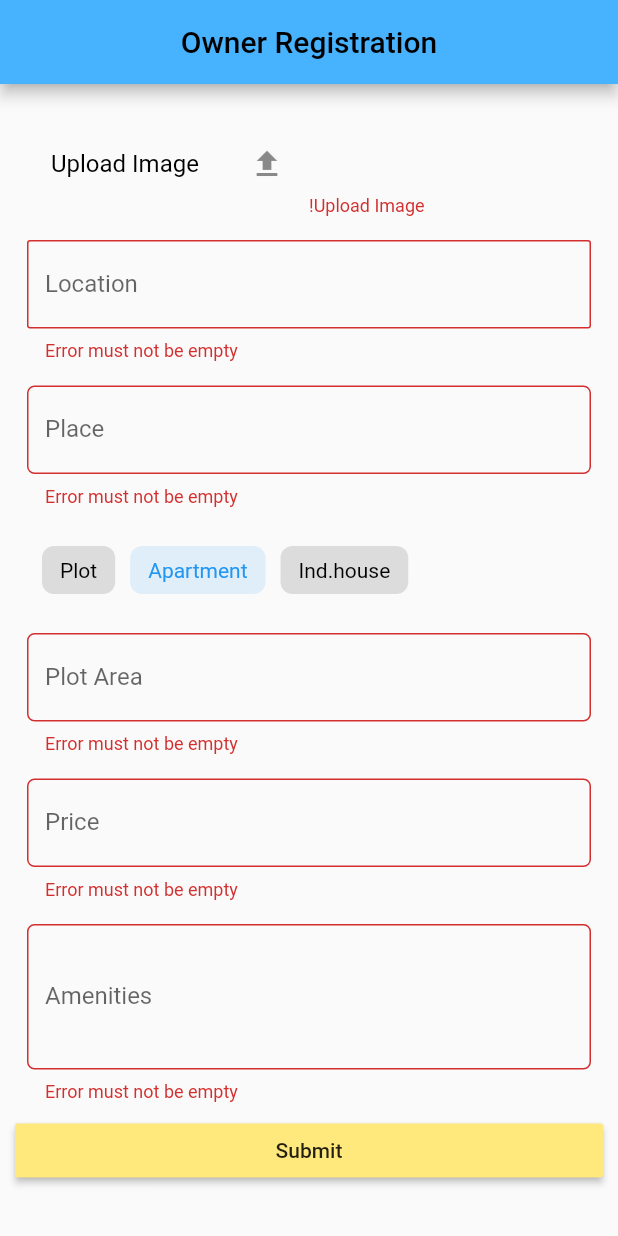
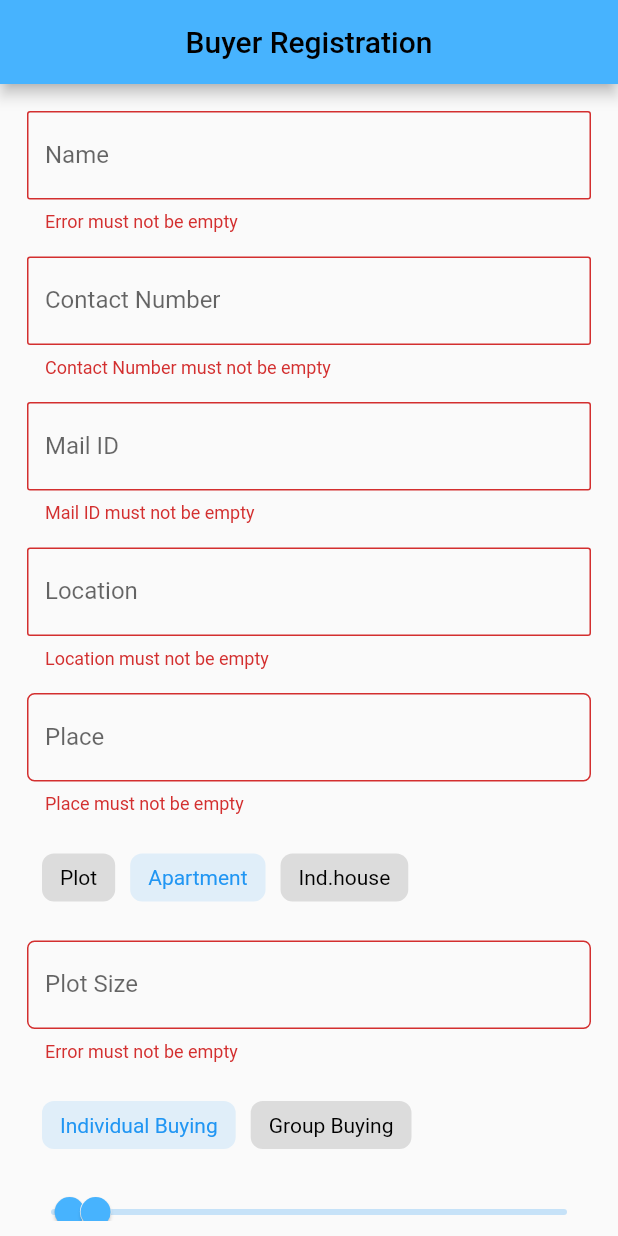
Before and after one commit to sandeepmaxpayne/realstate_app, a Flutter app: the screen it shows after launch, after a tap on "Submit", on a phone screen of 412 x 824 dp. Run offline on Flutter 3.47's test engine with Material 2 defaults, Android fonts, the phone set to English and light mode, and no system bars; drawn by our look-alikes of chips_choice; our stand-ins replace file_picker, firebase_auth, firebase_storage, google_fonts, modal_progress_hud, share; accounts and stored records are empty.

Commit message:
project updated

```diff
--- a/lib/main.dart
+++ b/lib/main.dart
@@ -1,7 +1,9 @@
 import 'package:flutter/material.dart';
 import 'package:real_estate/registration/signIn_page.dart';
 import 'package:real_estate/registration/signUp_page.dart';
+import 'package:real_estate/registration_forms/buyer_register.dart';
 import 'package:real_estate/registration_forms/owner_register.dart';
+import 'package:real_estate/registration_forms/realtor_register.dart';
 
 import 'home_page.dart';
 
@@ -18,14 +20,20 @@ class RealEstateApp extends StatelessWidget {
   @override
   Widget build(BuildContext context) {
     return MaterialApp(
-      theme: ThemeData(primaryColor: Color(0xFF47B3FE)),
+      theme: ThemeData(
+        primaryColor: Color(0xFF47B3FE),
+        accentColor: Color(0xFF47B3FE),
+        focusColor: Color(0xFF0084CA),
+      ),
       // initialRoute: LoginScreen.id,
-      home: OwnerRegister(),
+      home: BuyerRegister(),
       routes: {
         "LoginScreen": (context) => LoginScreen(),
         "SignUpScreen": (context) => SignUp(),
         "home": (context) => Home(),
         "OwnerReg": (context) => OwnerRegister(),
+        "BuyerReg": (context) => BuyerRegister(),
+        "RealtorReg": (context) => RealtorRegister(),
       },
     );
   }
--- a/lib/registration_forms/buyer_register.dart
+++ b/lib/registration_forms/buyer_register.dart
@@ -1,15 +1,13 @@
 import 'dart:io';
 
 import 'package:chips_choice/chips_choice.dart';
-import 'package:file_picker/file_picker.dart';
-import 'package:firebase_storage/firebase_storage.dart';
 import 'package:flutter/material.dart';
 import 'package:flutter/services.dart';
-import 'package:path/path.dart' as p;
 import 'package:modal_progress_hud/modal_progress_hud.dart';
+import 'package:real_estate/values/styles.dart';
 
 class BuyerRegister extends StatelessWidget {
-  static const id = 'OwnerReg';
+  static const id = 'BuyerReg';
 
   final formKey = GlobalKey<FormState>();
   @override
@@ -18,7 +16,7 @@ class BuyerRegister extends StatelessWidget {
       appBar: AppBar(
         backgroundColor: Theme.of(context).primaryColor,
         title: Text(
-          'Owner Registration',
+          'Buyer Registration',
           style: TextStyle(color: Colors.black),
         ),
         centerTitle: true,
@@ -59,53 +57,28 @@ class _BuildFormState extends State<BuildForm> {
   }
 
   bool progress = false;
-  int tag = 1;
-  File _imageFile;
 
+  int optionTag = 1;
+  int buyerTag = 0;
   List<String> options = ['Plot', 'Apartment', 'Ind.house'];
+  List<String> buyerType = ['Individual Buying', 'Group Buying'];
 
   String fileType = '';
   String fileName = '';
   String operationText = '';
   File file;
   bool isUploaded = true;
-  TextEditingController ownerImageController = TextEditingController();
-
-  Future filePicker(BuildContext context) async {
-    try {
-      if (fileType == 'others') {
-        file = await FilePicker.getFile(
-          type: FileType.any,
-        );
-
-        fileName = p.basename(file.path);
-        setState(() {
-          fileName = p.basename(file.path);
-        });
-        print('file name: $fileName');
-        //  _uploadFile(file, fileName);
-      }
-    } on PlatformException catch (e) {
-      snackBarMessage('Unsupported Exception: $e', Colors.red);
-    }
-  }
-
-  Future<void> _uploadFile(File file, String fileName) async {
-    StorageReference storageReference;
-
-    if (fileType == 'others') {
-      storageReference =
-          FirebaseStorage.instance.ref().child('buyer/id/$fileName');
-    }
-    final StorageUploadTask uploadTask = storageReference.putFile(file);
-    final StorageTaskSnapshot downloadUrl = (await uploadTask.onComplete);
-    final String url = (await downloadUrl.ref.getDownloadURL());
-    print("URL is $url");
-    ownerImageController.text = url;
-  }
+  var selectedRange = RangeValues(500, 1000);
+  TextEditingController startBudgetController = TextEditingController();
+  TextEditingController endBudgetController = TextEditingController();
+  TextEditingController optionController = TextEditingController();
+  TextEditingController buyerTypeController = TextEditingController();
 
   @override
   Widget build(BuildContext context) {
+    optionController.text = options[optionTag];
+    buyerTypeController.text = buyerType[buyerTag];
+
     return Scaffold(
       key: _scaffoldKey,
       body: ModalProgressHUD(
@@ -118,46 +91,6 @@ class _BuildFormState extends State<BuildForm> {
               mainAxisAlignment: MainAxisAlignment.start,
               crossAxisAlignment: CrossAxisAlignment.stretch,
               children: <Widget>[
-                //upload image
-                Padding(
-                  padding: const EdgeInsets.all(8.0),
-                  child: Row(
-                    children: [
-                      Flexible(
-                        child: ListTile(
-                          title: Text(
-                            'Upload Image',
-                            style: TextStyle(color: Colors.black),
-                          ),
-                          trailing: Icon(Icons.file_upload),
-                          onTap: () {
-                            setState(() {
-                              fileType = 'others';
-                            });
-                            filePicker(context);
-                          },
-                        ),
-                      ),
-                      Flexible(
-                        child: TextFormField(
-                          decoration: InputDecoration(
-                            border: InputBorder.none,
-                            hintText: fileName,
-                          ),
-                          readOnly: true,
-                          showCursor: false,
-                          validator: (String value) {
-                            value = fileName;
-                            if (value.isEmpty) {
-                              return "!Upload Image";
-                            }
-                            return null;
-                          },
-                        ),
-                      )
-                    ],
-                  ),
-                ),
                 Padding(
                   padding: const EdgeInsets.all(8.0),
                   child: TextFormField(
@@ -168,7 +101,63 @@ class _BuildFormState extends State<BuildForm> {
                       return null;
                     },
                     decoration: InputDecoration(
-                        hintText: 'location',
+                        hintText: 'Name',
+                        labelText: 'Name',
+                        border: OutlineInputBorder(
+                          borderRadius: BorderRadius.circular(2.0),
+                        )),
+                    keyboardType: TextInputType.text,
+                  ),
+                ),
+                Padding(
+                  padding: const EdgeInsets.all(8.0),
+                  child: TextFormField(
+                    validator: (String value) {
+                      if (value.isEmpty) {
+                        return "Contact Number must not be empty";
+                      } else if (value.length != 10) {
+                        return "Should be 10 digit contact number";
+                      }
+                      return null;
+                    },
+                    decoration: InputDecoration(
+                        hintText: 'Contact Number',
+                        labelText: 'Contact Number',
+                        border: OutlineInputBorder(
+                          borderRadius: BorderRadius.circular(2.0),
+                        )),
+                    keyboardType: TextInputType.number,
+                  ),
+                ),
+                Padding(
+                  padding: const EdgeInsets.all(8.0),
+                  child: TextFormField(
+                    validator: (String value) {
+                      if (value.isEmpty) {
+                        return "Mail ID must not be empty";
+                      }
+                      return null;
+                    },
+                    decoration: InputDecoration(
+                        hintText: 'Mail ID',
+                        labelText: 'Mail ID',
+                        border: OutlineInputBorder(
+                          borderRadius: BorderRadius.circular(2.0),
+                        )),
+                    keyboardType: TextInputType.emailAddress,
+                  ),
+                ),
+                Padding(
+                  padding: const EdgeInsets.all(8.0),
+                  child: TextFormField(
+                    validator: (String value) {
+                      if (value.isEmpty) {
+                        return "Location must not be empty";
+                      }
+                      return null;
+                    },
+                    decoration: InputDecoration(
+                        hintText: 'Location',
                         labelText: 'Location',
                         border: OutlineInputBorder(
                           borderRadius: BorderRadius.circular(2.0),
@@ -181,7 +170,7 @@ class _BuildFormState extends State<BuildForm> {
                   child: TextFormField(
                     validator: (String value) {
                       if (value.isEmpty) {
-                        return "Error must not be empty";
+                        return "Place must not be empty";
                       }
                       return null;
                     },
@@ -197,10 +186,11 @@ class _BuildFormState extends State<BuildForm> {
                 Padding(
                   padding: const EdgeInsets.all(8.0),
                   child: ChipsChoice<int>.single(
-                    value: tag,
+                    value: optionTag,
                     onChanged: (val) => setState(() {
-                      tag = val;
-                      print(options[tag]);
+                      optionTag = val;
+                      optionController.text = options[optionTag];
+                      //  print(options[optionTag]);
                     }),
                     choiceItems: C2Choice.listFrom<int, String>(
                       source: options,
@@ -216,11 +206,12 @@ class _BuildFormState extends State<BuildForm> {
                       if (value.isEmpty) {
                         return "Error must not be empty";
                       }
+
                       return null;
                     },
                     decoration: InputDecoration(
-                        hintText: 'Plot Area',
-                        labelText: 'Plot Area',
+                        hintText: 'Plot Size',
+                        labelText: 'Plot Size',
                         border: OutlineInputBorder(
                           borderRadius: BorderRadius.circular(5.0),
                         )),
@@ -229,54 +220,56 @@ class _BuildFormState extends State<BuildForm> {
                 ),
                 Padding(
                   padding: const EdgeInsets.all(8.0),
-                  child: TextFormField(
-                    validator: (String value) {
-                      if (value.isEmpty) {
-                        return "Error must not be empty";
-                      }
-                      return null;
-                    },
-                    decoration: InputDecoration(
-                        hintText: 'Price',
-                        labelText: 'Price',
-                        border: OutlineInputBorder(
-                          borderRadius: BorderRadius.circular(5.0),
-                        )),
-                    keyboardType: TextInputType.number,
+                  child: ChipsChoice<int>.single(
+                    value: buyerTag,
+                    onChanged: (val) => setState(() {
+                      buyerTag = val;
+                      buyerTypeController.text = buyerType[buyerTag];
+                      // print(buyerType[buyerTag]);
+                    }),
+                    choiceItems: C2Choice.listFrom<int, String>(
+                      source: buyerType,
+                      value: (i, v) => i,
+                      label: (i, v) => v,
+                    ),
                   ),
                 ),
-                Padding(
-                  padding: const EdgeInsets.all(8.0),
-                  child: TextFormField(
-                    maxLines: 3,
-                    validator: (String value) {
-                      if (value.isEmpty) {
-                        return "Error must not be empty";
-                      }
-
-                      return null;
-                    },
-                    decoration: InputDecoration(
-                        hintText: 'Amenities',
-                        labelText: 'Amenities',
-                        border: OutlineInputBorder(
-                          borderRadius: BorderRadius.circular(5.0),
-                        )),
-                    keyboardType: TextInputType.multiline,
-                  ),
+                RangeSlider(
+                  onChanged: (RangeValues newRange) {
+                    setState(() {
+                      selectedRange = newRange;
+                      startBudgetController.text =
+                          selectedRange.start.toStringAsFixed(2);
+                      endBudgetController.text =
+                          selectedRange.end.toStringAsFixed(2);
+                      print('selected range: $selectedRange');
+                    });
+                  },
+                  min: 200.0,
+                  max: 10000.0,
+                  divisions: 100,
+                  values: selectedRange,
+                  activeColor: Theme.of(context).primaryColor,
+                  labels: RangeLabels(
+                      '\u20B9${selectedRange.start.toStringAsFixed(2)}',
+                      '\u20B9${selectedRange.end.toStringAsFixed(2)}'),
                 ),
-
                 RaisedButton(
-                  color: Color(0xFFFFE97D),
+                  color: Theme.of(context).accentColor,
                   onPressed: () {
+                    print("option: ${optionController.text}");
+                    print("buyerType: ${buyerTypeController.text}");
                     if (widget._formKey.currentState.validate()) {
                       setState(() {
                         progress = true;
                       });
-                      _uploadFile(file, fileName);
                     }
                   },
-                  child: Text('Submit'),
+                  child: Text(
+                    'Submit',
+                    style: Styles.customTextStyle2(
+                        color: Colors.black87, fontWeight: FontWeight.w600),
+                  ),
                 ),
               ],
             ),
--- a/lib/registration_forms/owner_register.dart
+++ b/lib/registration_forms/owner_register.dart
@@ -7,6 +7,7 @@ import 'package:flutter/material.dart';
 import 'package:flutter/services.dart';
 import 'package:path/path.dart' as p;
 import 'package:modal_progress_hud/modal_progress_hud.dart';
+import 'package:real_estate/values/styles.dart';
 
 class OwnerRegister extends StatelessWidget {
   static const id = 'OwnerReg';
@@ -59,9 +60,8 @@ class _BuildFormState extends State<BuildForm> {
   }
 
   bool progress = false;
+
   int tag = 1;
-  File _imageFile;
-
   List<String> options = ['Plot', 'Apartment', 'Ind.house'];
 
   String fileType = '';
@@ -70,6 +70,7 @@ class _BuildFormState extends State<BuildForm> {
   File file;
   bool isUploaded = true;
   TextEditingController ownerImageController = TextEditingController();
+  TextEditingController optionController = TextEditingController();
 
   Future filePicker(BuildContext context) async {
     try {
@@ -106,6 +107,7 @@ class _BuildFormState extends State<BuildForm> {
 
   @override
   Widget build(BuildContext context) {
+    optionController.text = options[tag];
     return Scaffold(
       key: _scaffoldKey,
       body: ModalProgressHUD(
@@ -200,7 +202,8 @@ class _BuildFormState extends State<BuildForm> {
                     value: tag,
                     onChanged: (val) => setState(() {
                       tag = val;
-                      print(options[tag]);
+                      optionController.text = options[tag];
+                      //print(options[tag]);
                     }),
                     choiceItems: C2Choice.listFrom<int, String>(
                       source: options,
@@ -267,7 +270,7 @@ class _BuildFormState extends State<BuildForm> {
                 ),
 
                 RaisedButton(
-                  color: Color(0xFFFFE97D),
+                  color: Theme.of(context).accentColor,
                   onPressed: () {
                     if (widget._formKey.currentState.validate()) {
                       setState(() {
@@ -276,7 +279,11 @@ class _BuildFormState extends State<BuildForm> {
                       _uploadFile(file, fileName);
                     }
                   },
-                  child: Text('Submit'),
+                  child: Text(
+                    'Submit',
+                    style: Styles.customTextStyle2(
+                        color: Colors.black87, fontWeight: FontWeight.w600),
+                  ),
                 ),
               ],
             ),
--- a/lib/registration_forms/realtor_register.dart
+++ b/lib/registration_forms/realtor_register.dart
@@ -1,5 +1,4 @@
 import 'dart:io';
-
 import 'package:chips_choice/chips_choice.dart';
 import 'package:file_picker/file_picker.dart';
 import 'package:firebase_storage/firebase_storage.dart';
@@ -7,9 +6,10 @@ import 'package:flutter/material.dart';
 import 'package:flutter/services.dart';
 import 'package:path/path.dart' as p;
 import 'package:modal_progress_hud/modal_progress_hud.dart';
+import 'package:real_estate/values/styles.dart';
 
 class RealtorRegister extends StatelessWidget {
-  static const id = 'OwnerReg';
+  static const id = 'RealtorReg';
 
   final formKey = GlobalKey<FormState>();
   @override
@@ -18,7 +18,7 @@ class RealtorRegister extends StatelessWidget {
       appBar: AppBar(
         backgroundColor: Theme.of(context).primaryColor,
         title: Text(
-          'Owner Registration',
+          'Realtor Registration',
           style: TextStyle(color: Colors.black),
         ),
         centerTitle: true,
@@ -59,9 +59,8 @@ class _BuildFormState extends State<BuildForm> {
   }
 
   bool progress = false;
+
   int tag = 1;
-  File _imageFile;
-
   List<String> options = ['Plot', 'Apartment', 'Ind.house'];
 
   String fileType = '';
@@ -70,6 +69,7 @@ class _BuildFormState extends State<BuildForm> {
   File file;
   bool isUploaded = true;
   TextEditingController ownerImageController = TextEditingController();
+  TextEditingController optionController = TextEditingController();
 
   Future filePicker(BuildContext context) async {
     try {
@@ -106,6 +106,7 @@ class _BuildFormState extends State<BuildForm> {
 
   @override
   Widget build(BuildContext context) {
+    optionController.text = options[tag];
     return Scaffold(
       key: _scaffoldKey,
       body: ModalProgressHUD(
@@ -200,7 +201,8 @@ class _BuildFormState extends State<BuildForm> {
                     value: tag,
                     onChanged: (val) => setState(() {
                       tag = val;
-                      print(options[tag]);
+                      optionController.text = options[tag];
+                      // print(options[tag]);
                     }),
                     choiceItems: C2Choice.listFrom<int, String>(
                       source: options,
@@ -267,7 +269,7 @@ class _BuildFormState extends State<BuildForm> {
                 ),
 
                 RaisedButton(
-                  color: Color(0xFFFFE97D),
+                  color: Theme.of(context).accentColor,
                   onPressed: () {
                     if (widget._formKey.currentState.validate()) {
                       setState(() {
@@ -276,7 +278,11 @@ class _BuildFormState extends State<BuildForm> {
                       _uploadFile(file, fileName);
                     }
                   },
-                  child: Text('Submit'),
+                  child: Text(
+                    'Submit',
+                    style: Styles.customTextStyle2(
+                        color: Colors.black87, fontWeight: FontWeight.w600),
+                  ),
                 ),
               ],
             ),
```
Also changed, not shown: 3 other files.
